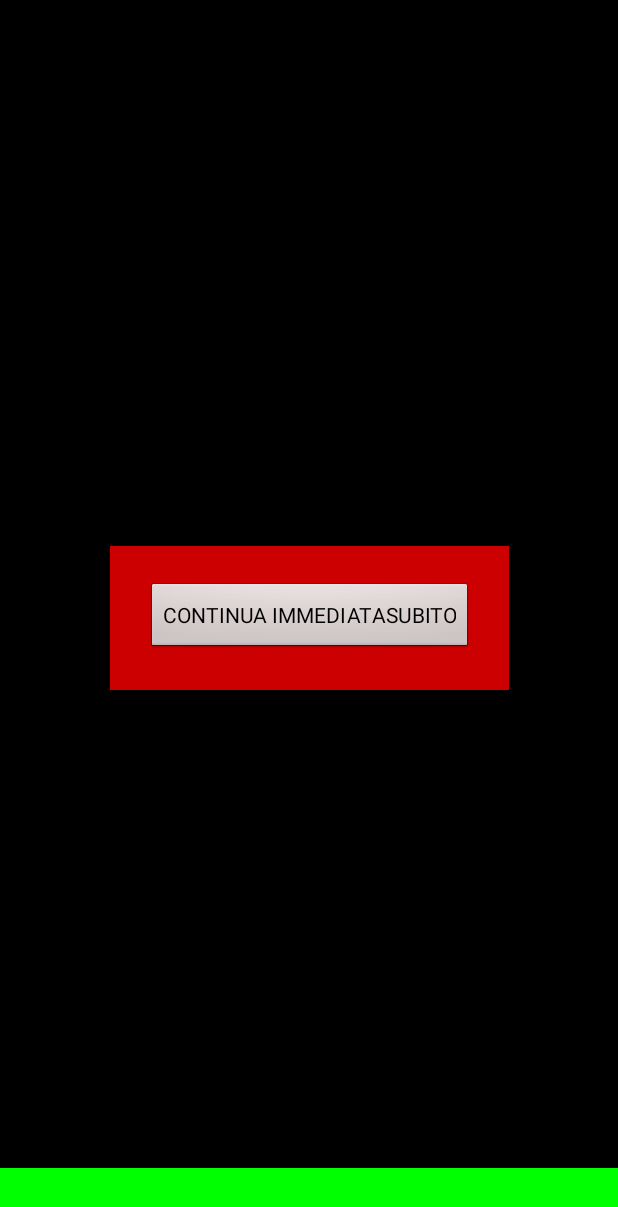
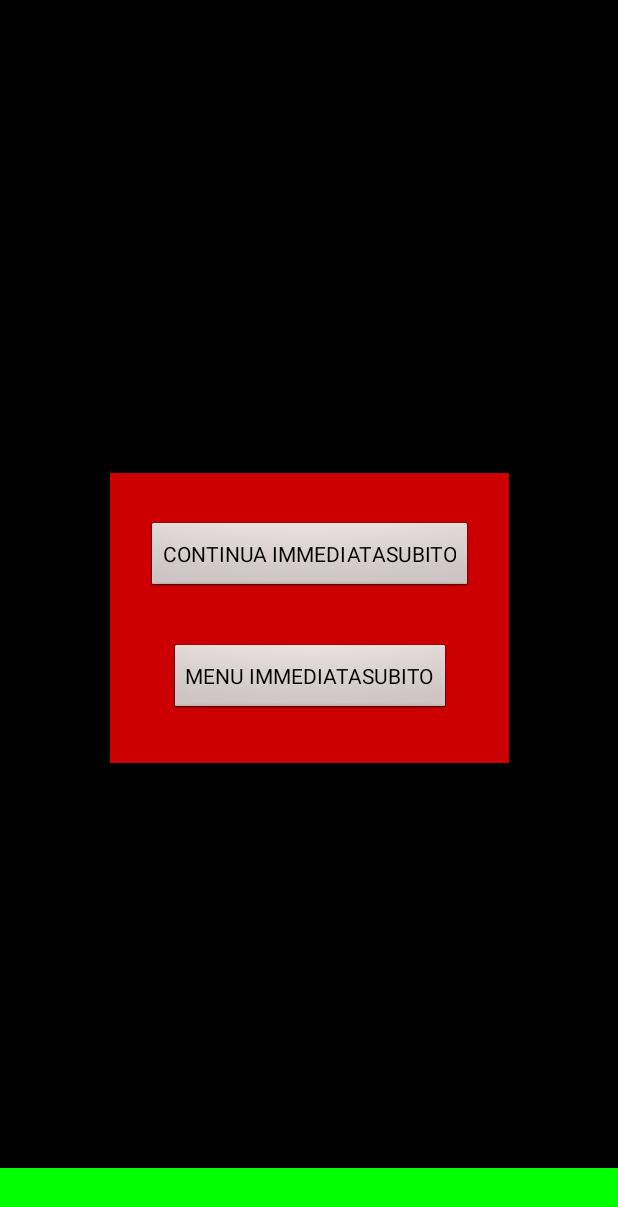
Before and after one commit to macsimbodnar/ppb, an Android app: the GameActivity screen opened directly, with no data from a screen before it, after a tap on "Pause", on a phone screen of 412 x 824 dp. Shown: the top 1207 px of the screen. Run offline under Robolectric (Android 15) with nearby library versions, the phone set to English and light mode, and no system bars.

Commit message:
Added and configre back to main manu button

```diff
--- a/app/src/main/java/com/mazerfaker/pewpewboom/app/GameActivity.java
+++ b/app/src/main/java/com/mazerfaker/pewpewboom/app/GameActivity.java
@@ -71,6 +71,7 @@ public class GameActivity extends Activity {
         _pauseMenuContainer.setVisibility(View.GONE);
 
         _continueButton = (Button) findViewById(R.id.continue_button);
+        _returnButton = (Button) findViewById(R.id.return_button);
     }
 
 
@@ -196,6 +197,15 @@ public class GameActivity extends Activity {
                 _surface.resume();
             }
         });
+
+
+        _returnButton.setOnClickListener(new View.OnClickListener() {
+            @Override
+            public void onClick(View v) {
+                _surface.stop();
+                GameActivity.this.finish();
+            }
+        });
     }
 
 
@@ -212,6 +222,7 @@ public class GameActivity extends Activity {
     private ConstraintLayout _gameLayout;
     private ImageButton _pauseButton;
     private Button _continueButton;
+    private Button _returnButton;
     private ConstraintLayout _pauseMenuContainer;
     private Surface _surface;
     private ConstraintLayout _fire;
--- a/app/src/main/java/com/mazerfaker/pewpewboom/controller/Surface.java
+++ b/app/src/main/java/com/mazerfaker/pewpewboom/controller/Surface.java
@@ -109,6 +109,8 @@ public class Surface extends SurfaceView implements Callback {
 
 
     public void stop() {
+        // Need to resume before to terminate correctly thread
+        resume();
         _mainThread.stopGame();
     }
 
--- a/app/src/main/res/layout/activity_game.xml
+++ b/app/src/main/res/layout/activity_game.xml
@@ -100,26 +100,46 @@
         app:layout_constraintBottom_toBottomOf="parent"
         app:layout_constraintLeft_toLeftOf="parent"
         app:layout_constraintRight_toRightOf="parent"
-        app:layout_constraintTop_toTopOf="parent">
+        app:layout_constraintTop_toTopOf="parent"
+        tools:layout_constraintTop_creator="1"
+        tools:layout_constraintRight_creator="1"
+        tools:layout_constraintBottom_creator="1"
+        tools:layout_constraintLeft_creator="1">
 
         <Button
             android:id="@+id/continue_button"
             android:layout_width="wrap_content"
             android:layout_height="wrap_content"
-            android:layout_marginBottom="24dp"
             android:layout_marginEnd="24dp"
-            android:layout_marginLeft="24dp"
-            android:layout_marginRight="24dp"
+            android:layout_marginLeft="32dp"
+            android:layout_marginRight="32dp"
             android:layout_marginStart="24dp"
-            android:layout_marginTop="24dp"
             android:text="@string/continue_button"
-            app:layout_constraintBottom_toBottomOf="parent"
             app:layout_constraintLeft_toLeftOf="parent"
             app:layout_constraintRight_toRightOf="parent"
             app:layout_constraintTop_toTopOf="parent"
             tools:layout_constraintBottom_creator="1"
             tools:layout_constraintLeft_creator="1"
-            tools:layout_constraintTop_creator="1" />
+            tools:layout_constraintTop_creator="1"
+            app:layout_constraintHorizontal_bias="0.0"
+            android:layout_marginTop="32dp" />
+
+        <Button
+            android:id="@+id/return_button"
+            android:layout_width="wrap_content"
+            android:layout_height="wrap_content"
+            android:text="@string/return_button"
+            android:layout_marginTop="33dp"
+            app:layout_constraintTop_toBottomOf="@+id/continue_button"
+            app:layout_constraintBottom_toBottomOf="parent"
+            android:layout_marginBottom="32dp"
+            app:layout_constraintVertical_bias="0.538"
+            tools:layout_constraintTop_creator="1"
+            tools:layout_constraintRight_creator="1"
+            tools:layout_constraintBottom_creator="1"
+            app:layout_constraintRight_toRightOf="parent"
+            tools:layout_constraintLeft_creator="1"
+            app:layout_constraintLeft_toLeftOf="parent" />
     </android.support.constraint.ConstraintLayout>
 
     <android.support.constraint.ConstraintLayout
--- a/app/src/main/res/values/strings.xml
+++ b/app/src/main/res/values/strings.xml
@@ -4,6 +4,7 @@
     <string name="title_activity_main_menu">MainMenuActivity</string>
     <string name="mainMenu_startButton">STARTA IMMEDIATASUBITO</string>
     <string name="continue_button">CONTINUA IMMEDIATASUBITO</string>
+    <string name="return_button">MENU IMMEDIATASUBITO</string>
     <string name="game_leftButton">Left</string>
     <string name="game_rightButton">Right</string>
     <string name="game_fire">Fire</string>
```
Also changed, not shown: app/src/main/java/com/mazerfaker/pewpewboom/app/MainMenuActivity.java (+7 -6 lines).
